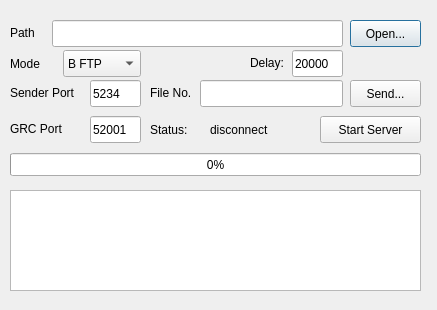
First picture: the form in file_send.ui, repository ArtisticZhao/file_sender_to_GNURadio, before the edit.
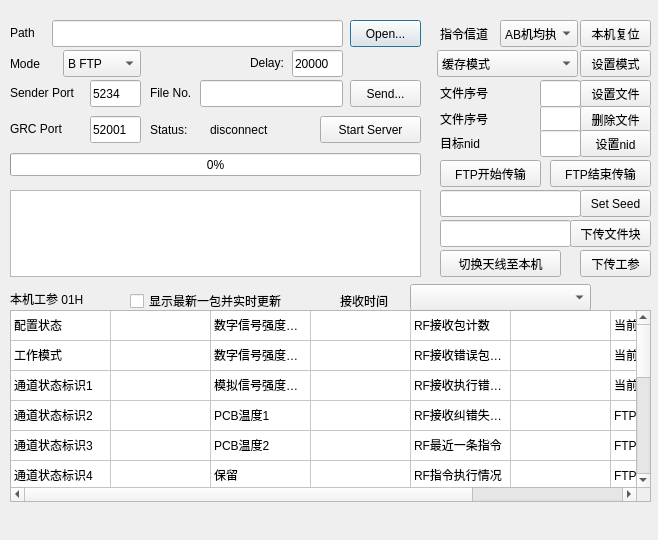
Second picture: the form after the edit.

Commit message: 加入了指令: 复位系统 待测试

The edit to the form file:
```diff
--- a/file_send.ui
+++ b/file_send.ui
@@ -6,8 +6,8 @@
    <rect>
     <x>0</x>
     <y>0</y>
-    <width>437</width>
-    <height>310</height>
+    <width>658</width>
+    <height>540</height>
    </rect>
   </property>
   <property name="windowTitle">
@@ -55,7 +55,7 @@
      <x>10</x>
      <y>190</y>
      <width>411</width>
-     <height>101</height>
+     <height>87</height>
     </rect>
    </property>
   </widget>
@@ -273,6 +273,757 @@
     <string>Mode</string>
    </property>
   </widget>
+  <widget class="QPushButton" name="reset_sys_btn">
+   <property name="geometry">
+    <rect>
+     <x>580</x>
+     <y>20</y>
+     <width>71</width>
+     <height>27</height>
+    </rect>
+   </property>
+   <property name="text">
+    <string>本机复位</string>
+   </property>
+  </widget>
+  <widget class="QPushButton" name="set_mode_btn">
+   <property name="geometry">
+    <rect>
+     <x>580</x>
+     <y>50</y>
+     <width>71</width>
+     <height>27</height>
+    </rect>
+   </property>
+   <property name="text">
+    <string>设置模式</string>
+   </property>
+  </widget>
+  <widget class="QComboBox" name="comboBox_mode">
+   <property name="geometry">
+    <rect>
+     <x>437</x>
+     <y>50</y>
+     <width>141</width>
+     <height>27</height>
+    </rect>
+   </property>
+   <item>
+    <property name="text">
+     <string>缓存模式</string>
+    </property>
+   </item>
+   <item>
+    <property name="text">
+     <string>实时转发模式</string>
+    </property>
+   </item>
+   <item>
+    <property name="text">
+     <string>数据注入模式</string>
+    </property>
+   </item>
+  </widget>
+  <widget class="QLineEdit" name="Seed">
+   <property name="geometry">
+    <rect>
+     <x>440</x>
+     <y>190</y>
+     <width>141</width>
+     <height>27</height>
+    </rect>
+   </property>
+  </widget>
+  <widget class="QPushButton" name="set_seed_btn">
+   <property name="geometry">
+    <rect>
+     <x>580</x>
+     <y>190</y>
+     <width>71</width>
+     <height>27</height>
+    </rect>
+   </property>
+   <property name="text">
+    <string>Set Seed</string>
+   </property>
+  </widget>
+  <widget class="QPushButton" name="set_file_no_btn">
+   <property name="geometry">
+    <rect>
+     <x>580</x>
+     <y>80</y>
+     <width>71</width>
+     <height>27</height>
+    </rect>
+   </property>
+   <property name="text">
+    <string>设置文件</string>
+   </property>
+  </widget>
+  <widget class="QLineEdit" name="file_path_3">
+   <property name="geometry">
+    <rect>
+     <x>540</x>
+     <y>80</y>
+     <width>41</width>
+     <height>27</height>
+    </rect>
+   </property>
+  </widget>
+  <widget class="QLabel" name="label_8">
+   <property name="geometry">
+    <rect>
+     <x>440</x>
+     <y>84</y>
+     <width>71</width>
+     <height>17</height>
+    </rect>
+   </property>
+   <property name="text">
+    <string>文件序号</string>
+   </property>
+  </widget>
+  <widget class="QLineEdit" name="file_path_4">
+   <property name="geometry">
+    <rect>
+     <x>540</x>
+     <y>106</y>
+     <width>41</width>
+     <height>27</height>
+    </rect>
+   </property>
+  </widget>
+  <widget class="QPushButton" name="del_file_btn">
+   <property name="geometry">
+    <rect>
+     <x>580</x>
+     <y>106</y>
+     <width>71</width>
+     <height>27</height>
+    </rect>
+   </property>
+   <property name="text">
+    <string>删除文件</string>
+   </property>
+  </widget>
+  <widget class="QLabel" name="label_9">
+   <property name="geometry">
+    <rect>
+     <x>440</x>
+     <y>110</y>
+     <width>71</width>
+     <height>17</height>
+    </rect>
+   </property>
+   <property name="text">
+    <string>文件序号</string>
+   </property>
+  </widget>
+  <widget class="QPushButton" name="set_nid_btn">
+   <property name="geometry">
+    <rect>
+     <x>580</x>
+     <y>130</y>
+     <width>71</width>
+     <height>27</height>
+    </rect>
+   </property>
+   <property name="text">
+    <string>设置nid</string>
+   </property>
+  </widget>
+  <widget class="QLabel" name="label_10">
+   <property name="geometry">
+    <rect>
+     <x>440</x>
+     <y>134</y>
+     <width>71</width>
+     <height>17</height>
+    </rect>
+   </property>
+   <property name="text">
+    <string>目标nid</string>
+   </property>
+  </widget>
+  <widget class="QLineEdit" name="file_path_5">
+   <property name="geometry">
+    <rect>
+     <x>540</x>
+     <y>130</y>
+     <width>41</width>
+     <height>27</height>
+    </rect>
+   </property>
+  </widget>
+  <widget class="QPushButton" name="FTP_start_btn">
+   <property name="geometry">
+    <rect>
+     <x>440</x>
+     <y>160</y>
+     <width>101</width>
+     <height>27</height>
+    </rect>
+   </property>
+   <property name="text">
+    <string>FTP开始传输</string>
+   </property>
+  </widget>
+  <widget class="QPushButton" name="FTP_stop_btn">
+   <property name="geometry">
+    <rect>
+     <x>550</x>
+     <y>160</y>
+     <width>101</width>
+     <height>27</height>
+    </rect>
+   </property>
+   <property name="text">
+    <string>FTP结束传输</string>
+   </property>
+  </widget>
+  <widget class="QPushButton" name="set_seed_btn_2">
+   <property name="geometry">
+    <rect>
+     <x>580</x>
+     <y>250</y>
+     <width>71</width>
+     <height>27</height>
+    </rect>
+   </property>
+   <property name="text">
+    <string>下传工参</string>
+   </property>
+  </widget>
+  <widget class="QPushButton" name="set_seed_btn_3">
+   <property name="geometry">
+    <rect>
+     <x>440</x>
+     <y>250</y>
+     <width>121</width>
+     <height>27</height>
+    </rect>
+   </property>
+   <property name="text">
+    <string>切换天线至本机</string>
+   </property>
+  </widget>
+  <widget class="QLineEdit" name="Seed_2">
+   <property name="geometry">
+    <rect>
+     <x>440</x>
+     <y>220</y>
+     <width>131</width>
+     <height>27</height>
+    </rect>
+   </property>
+  </widget>
+  <widget class="QPushButton" name="set_seed_btn_4">
+   <property name="geometry">
+    <rect>
+     <x>570</x>
+     <y>220</y>
+     <width>81</width>
+     <height>27</height>
+    </rect>
+   </property>
+   <property name="text">
+    <string>下传文件块</string>
+   </property>
+  </widget>
+  <widget class="QLabel" name="label_11">
+   <property name="geometry">
+    <rect>
+     <x>440</x>
+     <y>25</y>
+     <width>71</width>
+     <height>17</height>
+    </rect>
+   </property>
+   <property name="text">
+    <string>指令信道</string>
+   </property>
+  </widget>
+  <widget class="QLabel" name="label_12">
+   <property name="geometry">
+    <rect>
+     <x>10</x>
+     <y>290</y>
+     <width>101</width>
+     <height>17</height>
+    </rect>
+   </property>
+   <property name="text">
+    <string>本机工参 01H</string>
+   </property>
+  </widget>
+  <widget class="QTableWidget" name="tableWidget">
+   <property name="geometry">
+    <rect>
+     <x>10</x>
+     <y>310</y>
+     <width>641</width>
+     <height>192</height>
+    </rect>
+   </property>
+   <attribute name="horizontalHeaderVisible">
+    <bool>false</bool>
+   </attribute>
+   <attribute name="verticalHeaderVisible">
+    <bool>false</bool>
+   </attribute>
+   <row>
+    <property name="text">
+     <string>1</string>
+    </property>
+   </row>
+   <row>
+    <property name="text">
+     <string>2</string>
+    </property>
+   </row>
+   <row>
+    <property name="text">
+     <string>3</string>
+    </property>
+   </row>
+   <row>
+    <property name="text">
+     <string>4</string>
+    </property>
+   </row>
+   <row>
+    <property name="text">
+     <string>5</string>
+    </property>
+   </row>
+   <row>
+    <property name="text">
+     <string>6</string>
+    </property>
+   </row>
+   <row>
+    <property name="text">
+     <string>7</string>
+    </property>
+   </row>
+   <row>
+    <property name="text">
+     <string>8</string>
+    </property>
+   </row>
+   <row>
+    <property name="text">
+     <string>9</string>
+    </property>
+   </row>
+   <row>
+    <property name="text">
+     <string>10</string>
+    </property>
+   </row>
+   <row>
+    <property name="text">
+     <string>11</string>
+    </property>
+   </row>
+   <row>
+    <property name="text">
+     <string>12</string>
+    </property>
+   </row>
+   <row>
+    <property name="text">
+     <string>13</string>
+    </property>
+   </row>
+   <row>
+    <property name="text">
+     <string>14</string>
+    </property>
+   </row>
+   <column>
+    <property name="text">
+     <string>1</string>
+    </property>
+   </column>
+   <column>
+    <property name="text">
+     <string>2</string>
+    </property>
+   </column>
+   <column>
+    <property name="text">
+     <string>3</string>
+    </property>
+   </column>
+   <column>
+    <property name="text">
+     <string>4</string>
+    </property>
+   </column>
+   <column>
+    <property name="text">
+     <string>5</string>
+    </property>
+   </column>
+   <column>
+    <property name="text">
+     <string>6</string>
+    </property>
+   </column>
+   <column>
+    <property name="text">
+     <string>7</string>
+    </property>
+   </column>
+   <column>
+    <property name="text">
+     <string>8</string>
+    </property>
+   </column>
+   <item row="0" column="0">
+    <property name="text">
+     <string>配置状态</string>
+    </property>
+   </item>
+   <item row="0" column="2">
+    <property name="text">
+     <string>数字信号强度指示1</string>
+    </property>
+   </item>
+   <item row="0" column="4">
+    <property name="text">
+     <string>RF接收包计数</string>
+    </property>
+   </item>
+   <item row="0" column="6">
+    <property name="text">
+     <string>当前发送文件序号</string>
+    </property>
+   </item>
+   <item row="1" column="0">
+    <property name="text">
+     <string>工作模式</string>
+    </property>
+   </item>
+   <item row="1" column="2">
+    <property name="text">
+     <string>数字信号强度指示2</string>
+    </property>
+   </item>
+   <item row="1" column="4">
+    <property name="text">
+     <string>RF接收错误包计数</string>
+    </property>
+   </item>
+   <item row="1" column="6">
+    <property name="text">
+     <string>当前发送文件长度</string>
+    </property>
+   </item>
+   <item row="2" column="0">
+    <property name="text">
+     <string>通道状态标识1</string>
+    </property>
+   </item>
+   <item row="2" column="2">
+    <property name="text">
+     <string>模拟信号强度指示</string>
+    </property>
+   </item>
+   <item row="2" column="4">
+    <property name="text">
+     <string>RF接收执行错误计数</string>
+    </property>
+   </item>
+   <item row="2" column="6">
+    <property name="text">
+     <string>当前发送文件校验值</string>
+    </property>
+   </item>
+   <item row="3" column="0">
+    <property name="text">
+     <string>通道状态标识2</string>
+    </property>
+   </item>
+   <item row="3" column="2">
+    <property name="text">
+     <string>PCB温度1</string>
+    </property>
+   </item>
+   <item row="3" column="4">
+    <property name="text">
+     <string>RF接收纠错失败计数</string>
+    </property>
+   </item>
+   <item row="3" column="6">
+    <property name="text">
+     <string>FTP发送数据块大小</string>
+    </property>
+   </item>
+   <item row="4" column="0">
+    <property name="text">
+     <string>通道状态标识3</string>
+    </property>
+   </item>
+   <item row="4" column="2">
+    <property name="text">
+     <string>PCB温度2</string>
+    </property>
+   </item>
+   <item row="4" column="4">
+    <property name="text">
+     <string>RF最近一条指令</string>
+    </property>
+   </item>
+   <item row="4" column="6">
+    <property name="text">
+     <string>FTP发送成功包数</string>
+    </property>
+   </item>
+   <item row="5" column="0">
+    <property name="text">
+     <string>通道状态标识4</string>
+    </property>
+   </item>
+   <item row="5" column="2">
+    <property name="text">
+     <string>保留</string>
+    </property>
+   </item>
+   <item row="5" column="4">
+    <property name="text">
+     <string>RF指令执行情况</string>
+    </property>
+   </item>
+   <item row="5" column="6">
+    <property name="text">
+     <string>FTP发送缺失包数</string>
+    </property>
+   </item>
+   <item row="6" column="0">
+    <property name="text">
+     <string>+5V接收电流</string>
+    </property>
+   </item>
+   <item row="6" column="2">
+    <property name="text">
+     <string>CAN发送包计数</string>
+    </property>
+   </item>
+   <item row="6" column="4">
+    <property name="text">
+     <string>保留</string>
+    </property>
+   </item>
+   <item row="6" column="6">
+    <property name="text">
+     <string>读取数据包计数</string>
+    </property>
+   </item>
+   <item row="7" column="0">
+    <property name="text">
+     <string>+5V接收电压</string>
+    </property>
+   </item>
+   <item row="7" column="2">
+    <property name="text">
+     <string>CAN接收包计数</string>
+    </property>
+   </item>
+   <item row="7" column="4">
+    <property name="text">
+     <string>FTP当前接收文件序号
+</string>
+    </property>
+   </item>
+   <item row="7" column="6">
+    <property name="text">
+     <string>注入数据计数</string>
+    </property>
+   </item>
+   <item row="8" column="0">
+    <property name="text">
+     <string>+5V发射电流</string>
+    </property>
+   </item>
+   <item row="8" column="2">
+    <property name="text">
+     <string>CAN错误包计数</string>
+    </property>
+   </item>
+   <item row="8" column="4">
+    <property name="text">
+     <string>FTP当前接收文件长度</string>
+    </property>
+   </item>
+   <item row="8" column="6">
+    <property name="text">
+     <string>复位计数</string>
+    </property>
+   </item>
+   <item row="9" column="0">
+    <property name="text">
+     <string>+5V发射电压</string>
+    </property>
+   </item>
+   <item row="9" column="2">
+    <property name="text">
+     <string>CAN执行错误计数</string>
+    </property>
+   </item>
+   <item row="9" column="4">
+    <property name="text">
+     <string>FTP当前接收文件校验值</string>
+    </property>
+   </item>
+   <item row="9" column="6">
+    <property name="text">
+     <string>复位标识</string>
+    </property>
+   </item>
+   <item row="10" column="0">
+    <property name="text">
+     <string>+3.3V电流</string>
+    </property>
+   </item>
+   <item row="10" column="2">
+    <property name="text">
+     <string>CAN最近一条指令</string>
+    </property>
+   </item>
+   <item row="10" column="4">
+    <property name="text">
+     <string>FTP接收数据块大小</string>
+    </property>
+   </item>
+   <item row="10" column="6">
+    <property name="text">
+     <string>系统状态标识</string>
+    </property>
+   </item>
+   <item row="11" column="0">
+    <property name="text">
+     <string>+3.3V电压</string>
+    </property>
+   </item>
+   <item row="11" column="2">
+    <property name="text">
+     <string>CAN指令执行情况</string>
+    </property>
+   </item>
+   <item row="11" column="4">
+    <property name="text">
+     <string>FTP接收成功包数</string>
+    </property>
+   </item>
+   <item row="11" column="6">
+    <property name="text">
+     <string>ARM运行时间</string>
+    </property>
+   </item>
+   <item row="12" column="0">
+    <property name="text">
+     <string>接收频偏1</string>
+    </property>
+   </item>
+   <item row="12" column="2">
+    <property name="text">
+     <string>RF发送包计数</string>
+    </property>
+   </item>
+   <item row="12" column="4">
+    <property name="text">
+     <string>FTP接收缺失包数</string>
+    </property>
+   </item>
+   <item row="12" column="6">
+    <property name="text">
+     <string>AVR运行时间</string>
+    </property>
+   </item>
+   <item row="13" column="0">
+    <property name="text">
+     <string>接收频偏2</string>
+    </property>
+   </item>
+   <item row="13" column="2">
+    <property name="text">
+     <string>RF发送抛弃包计数</string>
+    </property>
+   </item>
+   <item row="13" column="4">
+    <property name="text">
+     <string>目标CAN节点地址</string>
+    </property>
+   </item>
+   <item row="13" column="6">
+    <property name="text">
+     <string>保留</string>
+    </property>
+   </item>
+  </widget>
+  <widget class="QCheckBox" name="checkBox">
+   <property name="geometry">
+    <rect>
+     <x>130</x>
+     <y>290</y>
+     <width>201</width>
+     <height>22</height>
+    </rect>
+   </property>
+   <property name="text">
+    <string>显示最新一包并实时更新</string>
+   </property>
+  </widget>
+  <widget class="QComboBox" name="comboBox_recv_time">
+   <property name="geometry">
+    <rect>
+     <x>410</x>
+     <y>284</y>
+     <width>181</width>
+     <height>27</height>
+    </rect>
+   </property>
+  </widget>
+  <widget class="QLabel" name="label_13">
+   <property name="geometry">
+    <rect>
+     <x>340</x>
+     <y>290</y>
+     <width>71</width>
+     <height>21</height>
+    </rect>
+   </property>
+   <property name="text">
+    <string>接收时间</string>
+   </property>
+  </widget>
+  <widget class="QComboBox" name="cmd_channel">
+   <property name="geometry">
+    <rect>
+     <x>500</x>
+     <y>20</y>
+     <width>78</width>
+     <height>27</height>
+    </rect>
+   </property>
+   <item>
+    <property name="text">
+     <string>AB机均执行</string>
+    </property>
+   </item>
+   <item>
+    <property name="text">
+     <string>A机指令</string>
+    </property>
+   </item>
+   <item>
+    <property name="text">
+     <string>B机指令</string>
+    </property>
+   </item>
+  </widget>
  </widget>
  <resources/>
  <connections/>
```
The commit also changes 8 other files.
